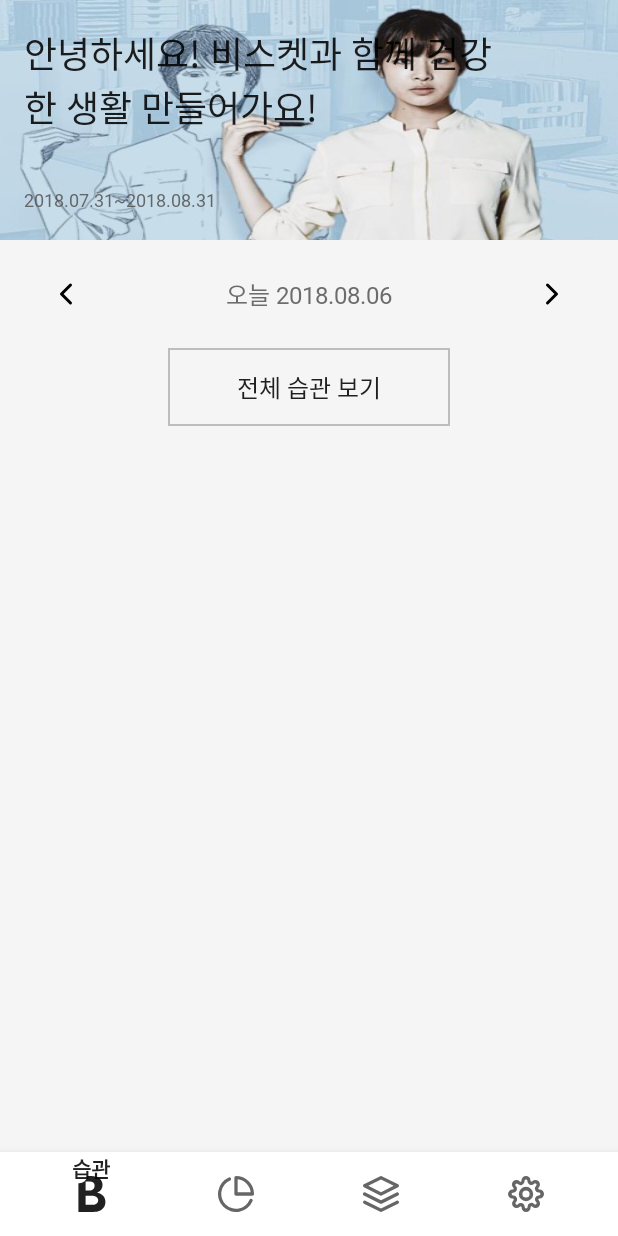
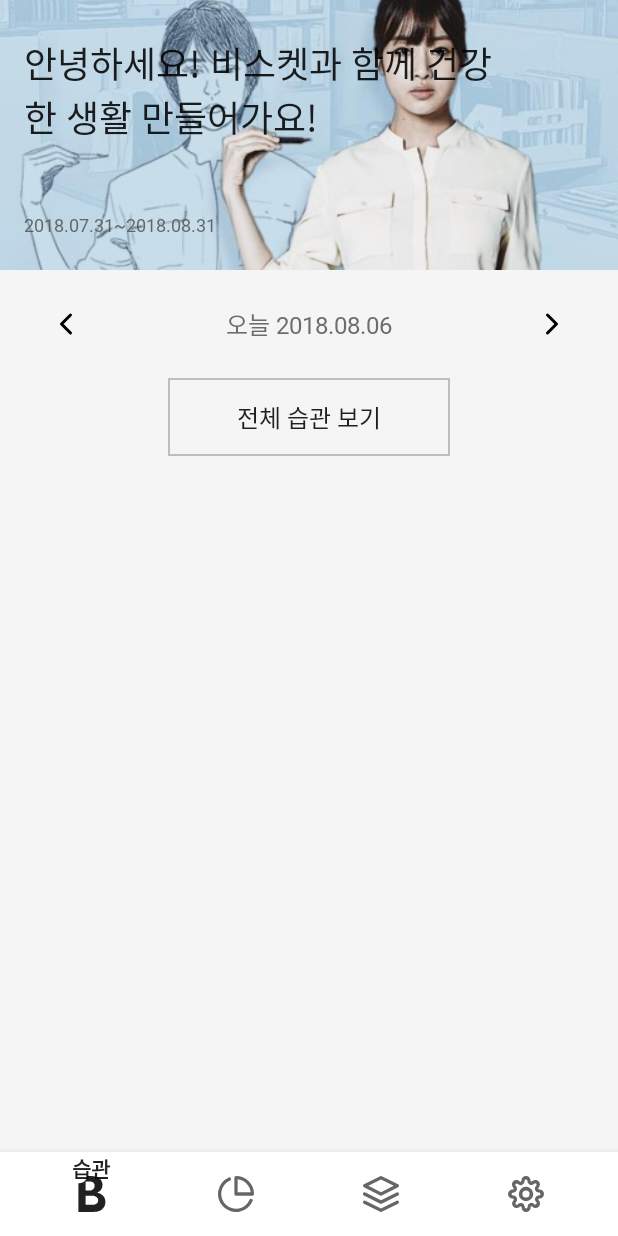
Before and after one commit to postfive/Habit, an Android app: the MyHabitsFragment screen opened directly, with no data from a screen before it, on a phone screen of 412 x 824 dp. Run offline under Robolectric (Android 15) with nearby library versions, the light colour scheme and no system bars; our stand-ins replace Room's generated code; libraries missing offline, so code that uses them is left out: android.arch.persistence, com.dd.processbutton.

Commit message:
BG Img ratio

```diff
--- a/app/src/main/java/com/postfive/habit/view/myhabits/MyHabitsFragment.java
+++ b/app/src/main/java/com/postfive/habit/view/myhabits/MyHabitsFragment.java
@@ -11,6 +11,7 @@
 import android.view.View;
 import android.view.ViewGroup;
 import android.widget.Button;
+import android.widget.ImageView;
 import android.widget.LinearLayout;
 import android.widget.TextView;
 
@@ -99,8 +100,8 @@
         TextView end_day_tv = (TextView) view.findViewById(R.id.end_day);
         end_day_tv.setText(UserSettingValue.getEndDate());
 
-        LinearLayout upperLayout = (LinearLayout) view.findViewById(R.id.upperLayout);
-        upperLayout.setBackgroundResource(UserSettingValue.getMainImgResource());
+        ImageView upper_background = (ImageView) view.findViewById(R.id.upper_back_img);
+        upper_background.setImageResource(UserSettingValue.getMainImgResource());
         final TextView date_tv = (TextView) view.findViewById(R.id.date_tv);
         setDay(date_tv, 0);
 
--- a/app/src/main/res/layout/myhabitviewpage.xml
+++ b/app/src/main/res/layout/myhabitviewpage.xml
@@ -2,14 +2,24 @@
 <LinearLayout xmlns:android="http://schemas.android.com/apk/res/android"
     android:layout_width="match_parent"
     android:layout_height="match_parent"
-    android:orientation="vertical"
-    >
+    android:orientation="vertical">
+
+    <FrameLayout
+        android:layout_width="match_parent"
+        android:layout_height="180dp">
+
+        <ImageView
+            android:id="@+id/upper_back_img"
+            android:layout_width="match_parent"
+            android:layout_height="match_parent"
+            android:adjustViewBounds="true"
+            android:scaleType="centerCrop" />
+
         <LinearLayout
             android:id="@+id/upperLayout"
             android:layout_width="match_parent"
-        android:layout_height="0dp"
-        android:layout_weight="0.3"
-        android:background="#7A95AF"
+            android:layout_height="match_parent"
+            android:background="@android:color/transparent"
             android:orientation="horizontal">
 
             <LinearLayout
@@ -64,6 +74,7 @@
                 </LinearLayout>
             </LinearLayout>
         </LinearLayout>
+    </FrameLayout>
 
     <LinearLayout
         android:layout_width="match_parent"
```
Lines whose indentation alone changed are shown as unchanged.
